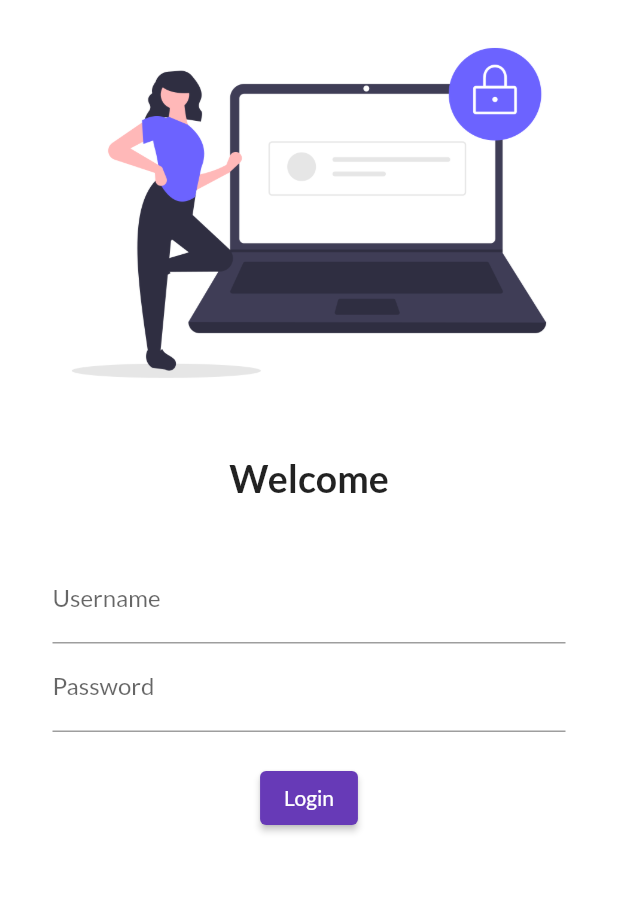
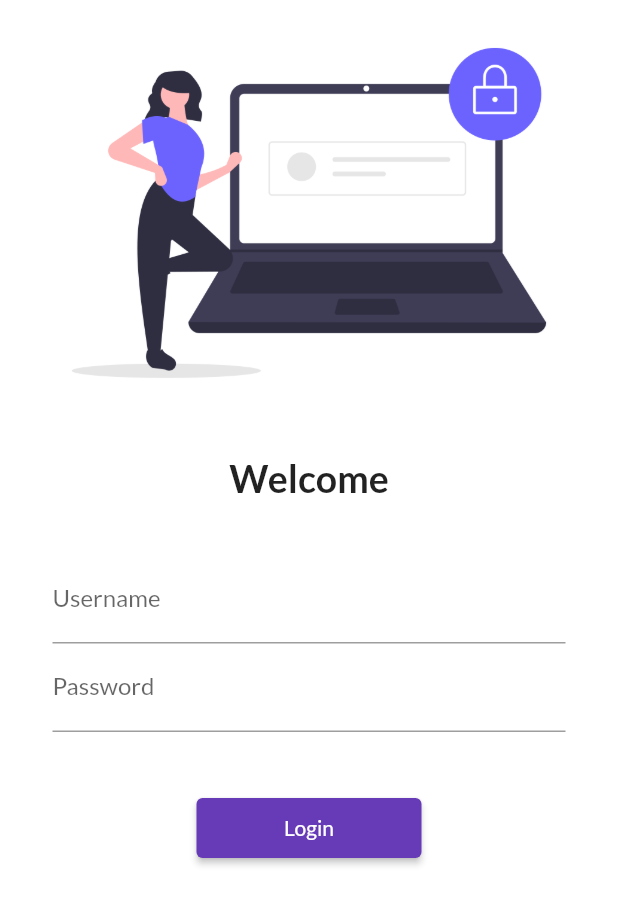
Before and after one commit to MuhammadMubsherSaeed/30DaysofFflutter, a Flutter app: the screen it shows after launch, on a phone screen of 412 x 824 dp. Shown: the top 905 px of the screen. Run offline on Flutter 3.47's test engine with Material 2 defaults, Android fonts, the phone set to English and light mode, and no system bars; our stand-ins replace google_fonts.

Commit message:
Day 5 Completed

```diff
--- a/lib/main.dart
+++ b/lib/main.dart
@@ -1,5 +1,6 @@
 import 'package:first_app/pages/home_page.dart';
 import 'package:first_app/pages/login_page.dart';
+import 'package:first_app/utilis/routes.dart';
 import 'package:flutter/material.dart';
 import 'package:google_fonts/google_fonts.dart';
 
@@ -18,8 +19,8 @@ class PlantsCafe extends StatelessWidget {
       ),
       routes: {
         "/": (context) => LoginPage(),
-        "/login": (context) => LoginPage(),
-        "/home": (context) => HomePage(),
+        MyRoutes.loginRoute: (context) => LoginPage(),
+        MyRoutes.homeRoute: (context) => HomePage(),
       },
     );
   }
--- a/lib/pages/login_page.dart
+++ b/lib/pages/login_page.dart
@@ -1,3 +1,4 @@
+import 'package:first_app/utilis/routes.dart';
 import 'package:flutter/material.dart';
 
 class LoginPage extends StatelessWidget {
@@ -5,6 +6,7 @@ class LoginPage extends StatelessWidget {
   Widget build(BuildContext context) {
     return Material(
       color: Colors.white,
+      child: SingleChildScrollView(
           child: Column(
         children: [
           Image.asset(
@@ -45,19 +47,20 @@ class LoginPage extends StatelessWidget {
                   ),
                 ),
                 SizedBox(
-                    height: 20.0,
+                  height: 40.0,
                 ),
                 ElevatedButton(
                   child: Text("Login"),
-                    style: TextButton.styleFrom(),
+                  style: TextButton.styleFrom(fixedSize: Size(150, 40)),
                   onPressed: () {
-                      print("Login Successfully");
+                    Navigator.pushNamed(context, MyRoutes.homeRoute);
                   },
                 ),
               ],
             ),
           ),
         ],
-        ));
+      )),
+    );
   }
 }
--- /dev/null
+++ b/lib/utilis/routes.dart
@@ -0,0 +1,4 @@
+class MyRoutes {
+  static String loginRoute = "/login";
+  static String homeRoute = "/home";
+}
```
Lines whose indentation alone changed are shown as unchanged.
